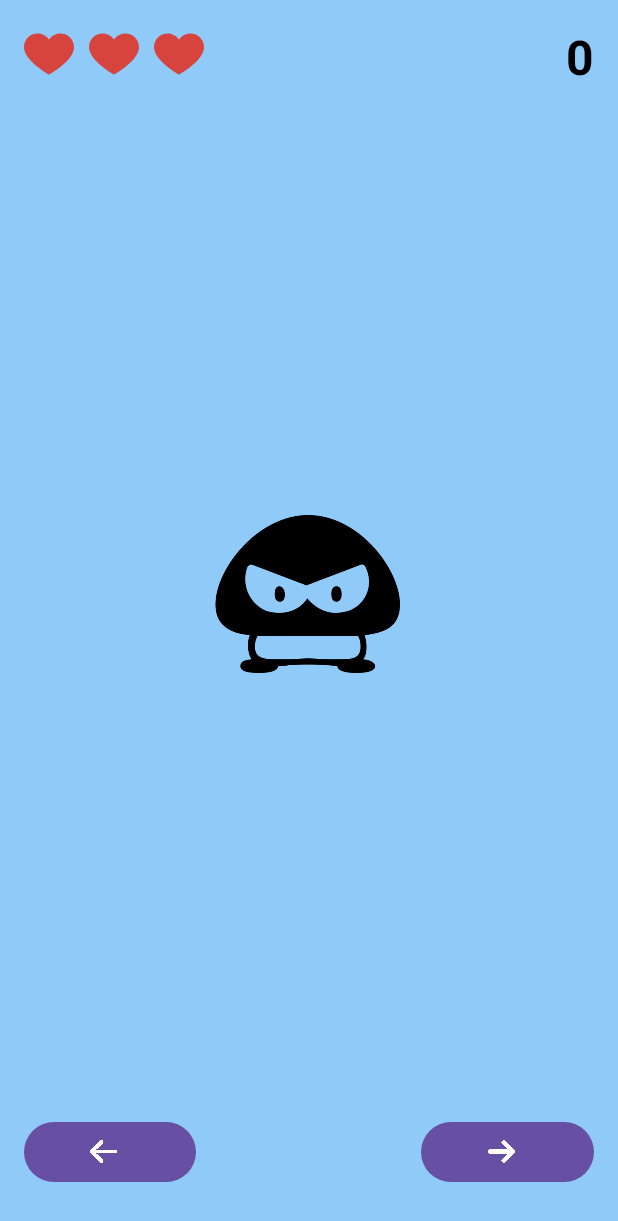
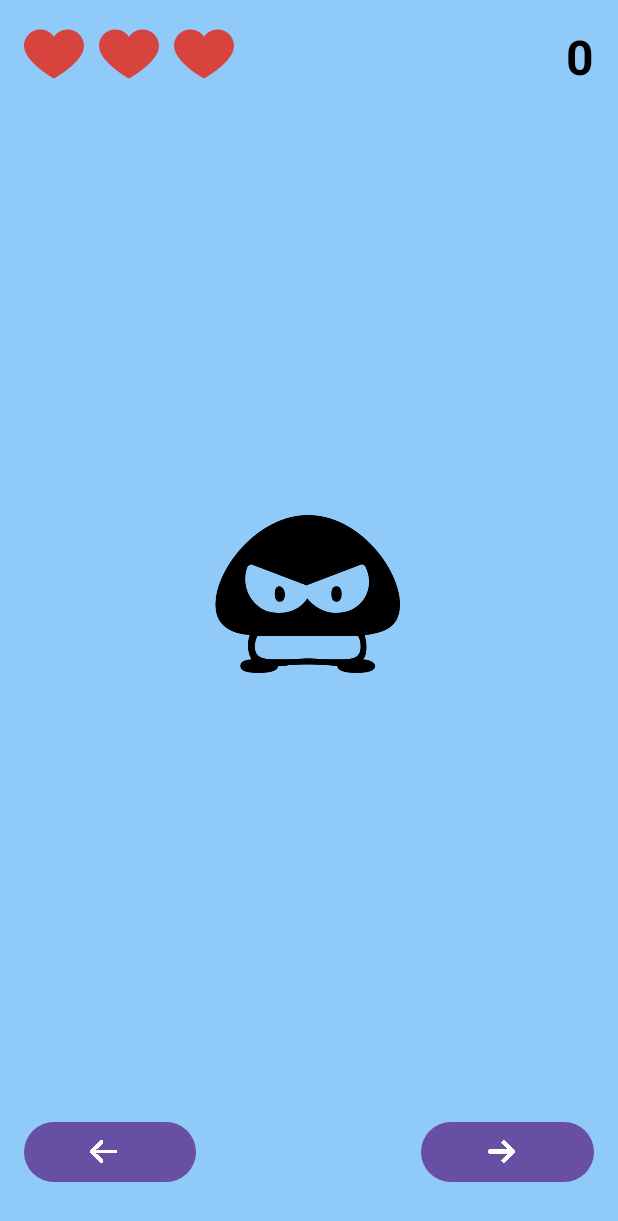
Before and after one commit to SaarGamzo/SuperMario-EX2, an Android app: the MainGameActivity screen opened directly, with no data from a screen before it, on a phone screen of 412 x 824 dp. Shown: the top 1221 px of the screen. Run offline under Robolectric (Android 15) with nearby library versions, the phone set to English and light mode, and no system bars.

Commit message:
Add sound to crash Fix speed label position Fix pause & end game

```diff
--- a/app/src/main/java/com/example/mario_game_ex2/UI/MainGameActivity.java
+++ b/app/src/main/java/com/example/mario_game_ex2/UI/MainGameActivity.java
@@ -10,6 +10,7 @@ import android.hardware.Sensor;
 import android.hardware.SensorEvent;
 import android.hardware.SensorEventListener;
 import android.hardware.SensorManager;
+import android.media.MediaPlayer;
 import android.os.Build;
 import android.os.Bundle;
 import android.os.Handler;
@@ -31,6 +32,7 @@ import com.example.mario_game_ex2.Logic.Reviver;
 import com.example.mario_game_ex2.Models.Score;
 import com.example.mario_game_ex2.Models.TopTenScores;
 import com.example.mario_game_ex2.R;
+import com.example.mario_game_ex2.Utils.SoundPlayer;
 import com.google.android.material.button.MaterialButton;
 import com.google.android.material.imageview.ShapeableImageView;
 import com.google.android.material.textview.MaterialTextView;
@@ -73,34 +75,48 @@ public class MainGameActivity extends Activity implements SensorEventListener {
     private Sensor mGyroscope;
     private boolean isGameOverDialogShowing = false;
 
+    private SoundPlayer soundPlayer;
+
 
     @Override
     protected void onCreate(Bundle savedInstanceState) {
         super.onCreate(savedInstanceState);
         setContentView(R.layout.activity_main_game);
         findViews();
-//        topTenScores = new TopTenScores();
-//        topTenScores.setName("Top 10 Players");
+
+        // Initialize game components
+        handler = new Handler();
         isGamePaused = false;
-        handler = new Handler();
-        GAMESPEED = getIntent().getIntExtra("updatedGameSpeed", 1); // get value from settings screen
-        COLS = getIntent().getIntExtra("updatedCols", 3); // get Columms value from main menu with default 3
-        ROWS = getIntent().getIntExtra("updatedRows", 5); // get Rows value from main menu with default 5
-        isVibrator = getIntent().getBooleanExtra("vibrateValue", true); // get if the game include vibrates or not
-        sensorMode = getIntent().getBooleanExtra("sensorMode", false); // get if the game running with buttons/tilts
-        gameMan = new GameManager(ROWS, COLS, 3); // create game manager
-        board = gameMan.getBoard(); // get board of GameTool's
-        setMatrixAtStart(); // align UI with content of board at start of a new game
+        addNewOpponentsScheduler = true;
+        isGameOverDialogShowing = false;
+        soundPlayer = SoundPlayer.getInstance(getApplicationContext());
+
+        // Get game settings from intent extras
+        GAMESPEED = getIntent().getIntExtra("updatedGameSpeed", 1);
+        COLS = getIntent().getIntExtra("updatedCols", 3);
+        ROWS = getIntent().getIntExtra("updatedRows", 5);
+        isVibrator = getIntent().getBooleanExtra("vibrateValue", true);
+        sensorMode = getIntent().getBooleanExtra("sensorMode", false);
+
+        // Initialize game manager
+        gameMan = new GameManager(ROWS, COLS, 3);
+        board = gameMan.getBoard();
+
+        // Set up UI based on game settings
+        setMatrixAtStart();
         setListeners();
-        if (sensorMode) { // remove buttons and use tilts
+        if (sensorMode) {
             main_game_LBL_fast.setText("");
             setMovementListeners();
             setMovementButtonsNotVisible();
         } else {
             main_game_LBL_fast.setVisibility(View.INVISIBLE);
         }
-        play(); // play game function
+
+        // Start the game loop
+        play();
     }
+
 
     private void setMovementListeners() {
         mSensorManager = (SensorManager) getSystemService(Context.SENSOR_SERVICE);
@@ -209,6 +225,7 @@ public class MainGameActivity extends Activity implements SensorEventListener {
         if (isVibrator) {
             vibrate();
         }
+        soundPlayer.playSound();
     }
 
     private void makeToast(String toastText) {
@@ -257,7 +274,7 @@ public class MainGameActivity extends Activity implements SensorEventListener {
     }
 
     private void showGameOverDialog(String finalScore) {
-        isGamePaused = true;
+        pauseGame();
         isGameOverDialogShowing = true;
         Dialog dialog = new Dialog(this);
         dialog.setContentView(R.layout.game_over_dialog);
@@ -281,19 +298,18 @@ public class MainGameActivity extends Activity implements SensorEventListener {
                     makeToast("Enter player name!");
                 } else {
                     // Inside showGameOverDialog method
-                    SharedPreferences prefs = getSharedPreferences("TopScores", Context.MODE_PRIVATE);
-                    SharedPreferences.Editor editor = prefs.edit();
-                    int score = Integer.parseInt(finalScore);
+//                    SharedPreferences prefs = getSharedPreferences("TopScores", Context.MODE_PRIVATE);
+//                    SharedPreferences.Editor editor = prefs.edit();
+//                    int score = Integer.parseInt(finalScore);
                     // add new Score to the topTenScores
-                    Score newScore = new Score();
-                    newScore.setName(playerName);
-                    newScore.setDate(new Date());
-                    newScore.setScore(score);
-                    topTenScores.addScore(newScore);
-
+//                    Score newScore = new Score();
+//                    newScore.setName(playerName);
+//                    newScore.setDate(new Date());
+//                    newScore.setScore(score);
+//                    topTenScores.addScore(newScore);
+                    isGameOverDialogShowing = false;
                     navigateToMainMenu();
                     dialog.dismiss(); // Close the dialog
-                    isGameOverDialogShowing = false; // Reset the flag when the dialog is dismissed
                 }
             }
         });
@@ -365,29 +381,39 @@ public class MainGameActivity extends Activity implements SensorEventListener {
 
     @Override
     public void onBackPressed() {
-        if (isGameOverDialogShowing) {
-            return;
-        }
-        if (!isGamePaused) {
+        if (!isGamePaused && !isGameOverDialogShowing) {
             pauseGame(); // Pause the game and show the pause dialog
         } else {
-            super.onBackPressed(); // Allow normal back button behavior when game is already paused
+            super.onBackPressed(); // Allow normal back button behavior when game is already paused or game over dialog is showing
         }
     }
 
     // Call this method when you want to pause the game
     private void pauseGame() {
-        mSensorManager.unregisterListener(this);
+        if(this.sensorMode)
+            mSensorManager.unregisterListener(this);
         isGamePaused = true;
         showPauseDialog();
+        handler.removeCallbacksAndMessages(null);
     }
 
     // Call this method when you want to resume the game
     private void resumeGame() {
         isGamePaused = false;
-        mSensorManager.registerListener(this, mAccelerometer, SensorManager.SENSOR_DELAY_NORMAL);
-        mSensorManager.registerListener(this, mGyroscope, SensorManager.SENSOR_DELAY_NORMAL);
-        // Perform tasks to resume the game (e.g., restart the timer)
+        if (sensorMode) {
+            registerSensorListeners(); // Register sensor listeners if in sensor mode
+        }
+        play(); // Restart the game loop
+    }
+
+    // Register sensor listeners
+    private void registerSensorListeners() {
+        if (mAccelerometer != null) {
+            mSensorManager.registerListener(this, mAccelerometer, SensorManager.SENSOR_DELAY_NORMAL);
+        }
+        if (mGyroscope != null) {
+            mSensorManager.registerListener(this, mGyroscope, SensorManager.SENSOR_DELAY_NORMAL);
+        }
     }
 
     // Show a pause dialog with resume and quit buttons when back button clicked
@@ -430,6 +456,7 @@ public class MainGameActivity extends Activity implements SensorEventListener {
     @Override
     protected void onDestroy() {
         super.onDestroy();
+        soundPlayer.release();
     }
 
     @Override
@@ -440,18 +467,16 @@ public class MainGameActivity extends Activity implements SensorEventListener {
             if (x < -5) {
                 movePlayerRight();
             }
-            if (x > 5) {
+            else if (x > 5) {
                 movePlayerLeft();
             }
         } else {
             if (y < -5) {
                 increaseGameSpeed();
             }
-            if (y > 5) {
+            else if (y > 5) {
                 decreaseGameSpeed();
             }
-        }
-        if (x > (-2) && x < (2) && y > (-2) && y < (2)) {
         }
     }
 
--- /dev/null
+++ b/app/src/main/java/com/example/mario_game_ex2/Utils/SoundPlayer.java
@@ -0,0 +1,42 @@
+package com.example.mario_game_ex2.Utils;
+
+import android.content.Context;
+import android.media.MediaPlayer;
+
+import com.example.mario_game_ex2.R;
+
+public class SoundPlayer {
+    private static SoundPlayer instance;
+    private MediaPlayer mediaPlayer;
+    private Context context;
+
+    // Private constructor to prevent instantiation from outside
+    private SoundPlayer(Context context) {
+        this.context = context.getApplicationContext();
+        // Initialize the MediaPlayer
+        mediaPlayer = MediaPlayer.create(this.context, R.raw.crash);
+    }
+
+    // Get the singleton instance
+    public static synchronized SoundPlayer getInstance(Context context) {
+        if (instance == null) {
+            instance = new SoundPlayer(context);
+        }
+        return instance;
+    }
+
+    // Method to play the sound
+    public void playSound() {
+        if (mediaPlayer != null) {
+            mediaPlayer.start();
+        }
+    }
+
+    // Method to release the MediaPlayer
+    public void release() {
+        if (mediaPlayer != null) {
+            mediaPlayer.release();
+            mediaPlayer = null;
+        }
+    }
+}
--- a/app/src/main/res/layout/activity_main_game.xml
+++ b/app/src/main/res/layout/activity_main_game.xml
@@ -9,72 +9,101 @@
     android:background="@color/blue_200"
     tools:context=".UI.MainGameActivity">
 
-    <!-- Hearts and Score -->
+    <!-- Hearts -->
     <androidx.appcompat.widget.LinearLayoutCompat
         android:id="@+id/topLayout"
-        android:layout_width="120dp"
+        android:layout_width="wrap_content"
         android:layout_height="wrap_content"
         android:layout_alignParentTop="true"
-        android:layout_marginStart="@dimen/settings_padding_default"
-        android:layout_marginTop="@dimen/settings_padding_default"
+        android:layout_marginStart="16dp"
+        android:layout_marginTop="16dp"
         android:orientation="horizontal">
 
-        <!-- Hearts -->
         <com.google.android.material.imageview.ShapeableImageView
             android:id="@+id/main_game_IMG_heart1"
-            android:layout_width="0dp"
+            android:layout_width="40dp"
             android:layout_height="40dp"
-            android:layout_weight="1"
-            android:scaleType="fitCenter"
-            app:srcCompat="@drawable/heart" />
+            android:src="@drawable/heart" />
 
         <com.google.android.material.imageview.ShapeableImageView
             android:id="@+id/main_game_IMG_heart2"
-            android:layout_width="0dp"
+            android:layout_width="40dp"
             android:layout_height="40dp"
-            android:layout_marginHorizontal="10dp"
-            android:layout_weight="1"
-            android:scaleType="fitCenter"
+            android:layout_marginStart="10dp"
             android:src="@drawable/heart" />
 
         <com.google.android.material.imageview.ShapeableImageView
             android:id="@+id/main_game_IMG_heart3"
-            android:layout_width="0dp"
+            android:layout_width="40dp"
             android:layout_height="40dp"
-            android:layout_weight="1"
-            android:scaleType="fitCenter"
+            android:layout_marginStart="10dp"
             android:src="@drawable/heart" />
     </androidx.appcompat.widget.LinearLayoutCompat>
+
+<!--    &lt;!&ndash; Hearts and Score &ndash;&gt;-->
+<!--    <androidx.appcompat.widget.LinearLayoutCompat-->
+<!--        android:id="@+id/topLayout"-->
+<!--        android:layout_width="120dp"-->
+<!--        android:layout_height="wrap_content"-->
+<!--        android:layout_alignParentTop="true"-->
+<!--        android:layout_marginStart="@dimen/settings_padding_default"-->
+<!--        android:layout_marginTop="@dimen/settings_padding_default"-->
+<!--        android:orientation="horizontal">-->
+
+<!--        &lt;!&ndash; Hearts &ndash;&gt;-->
+<!--        <com.google.android.material.imageview.ShapeableImageView-->
+<!--            android:id="@+id/main_game_IMG_heart1"-->
+<!--            android:layout_width="0dp"-->
+<!--            android:layout_height="40dp"-->
+<!--            android:layout_weight="1"-->
+<!--            android:scaleType="fitCenter"-->
+<!--            app:srcCompat="@drawable/heart" />-->
+
+<!--        <com.google.android.material.imageview.ShapeableImageView-->
+<!--            android:id="@+id/main_game_IMG_heart2"-->
+<!--            android:layout_width="0dp"-->
+<!--            android:layout_height="40dp"-->
+<!--            android:layout_marginHorizontal="10dp"-->
+<!--            android:layout_weight="1"-->
+<!--            android:scaleType="fitCenter"-->
+<!--            android:src="@drawable/heart" />-->
+
+<!--        <com.google.android.material.imageview.ShapeableImageView-->
+<!--            android:id="@+id/main_game_IMG_heart3"-->
+<!--            android:layout_width="0dp"-->
+<!--            android:layout_height="40dp"-->
+<!--            android:layout_weight="1"-->
+<!--            android:scaleType="fitCenter"-->
+<!--            android:src="@drawable/heart" />-->
+<!--    </androidx.appcompat.widget.LinearLayoutCompat>-->
     <!-- Score -->
     <com.google.android.material.textview.MaterialTextView
         android:id="@+id/main_game_LBL_score"
         android:layout_width="wrap_content"
-        android:layout_height="40dp"
+        android:layout_height="wrap_content"
         android:layout_alignParentEnd="true"
-        android:layout_marginTop="@dimen/settings_padding_default"
-        android:layout_marginEnd="@dimen/settings_padding_default"
+        android:layout_alignParentTop="true"
+        android:layout_marginEnd="16dp"
+        android:layout_marginTop="16dp"
         android:text="000"
         android:textColor="@color/black"
         android:textSize="32sp"
         android:textStyle="bold" />
 
-    <!-- Fast -->
+    <!-- Speed -->
 
     <com.google.android.material.textview.MaterialTextView
         android:id="@+id/main_game_LBL_fast"
         android:layout_width="wrap_content"
-        android:layout_height="40dp"
-        android:layout_alignParentEnd="true"
-        android:layout_marginTop="@dimen/settings_padding_default"
-        android:layout_marginEnd="86dp"
-        android:layout_marginRight="16dp"
-        android:layout_toLeftOf="@id/main_game_LBL_score"
-        android:layout_toRightOf="@id/main_game_IMG_heart3"
-        android:text="GameSpeed"
+        android:layout_height="wrap_content"
+        android:layout_toEndOf="@id/topLayout"
+        android:layout_marginStart="30dp"
+        android:layout_marginTop="16dp"
+        android:text="Fast!"
         android:textColor="@color/black"
-        android:textSize="32sp"
-        android:textStyle="bold"
-        tools:ignore="NotSibling" />
+        android:textSize="22sp"
+        android:textStyle="bold" />
+
 
     <TableLayout
         android:id="@+id/main_game_TBL_matrix"
```
Also changed, not shown: 1 other file.
